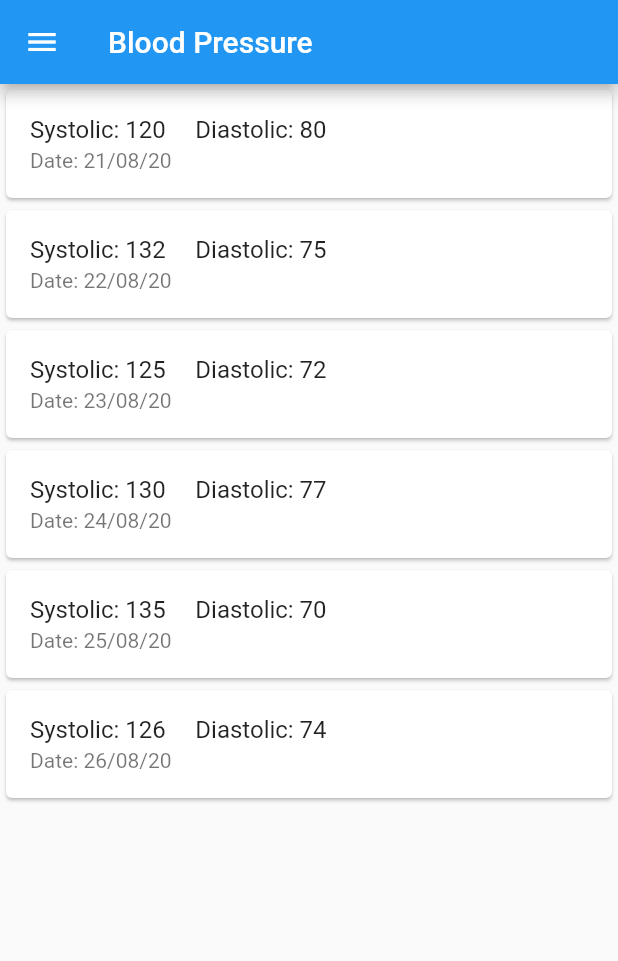
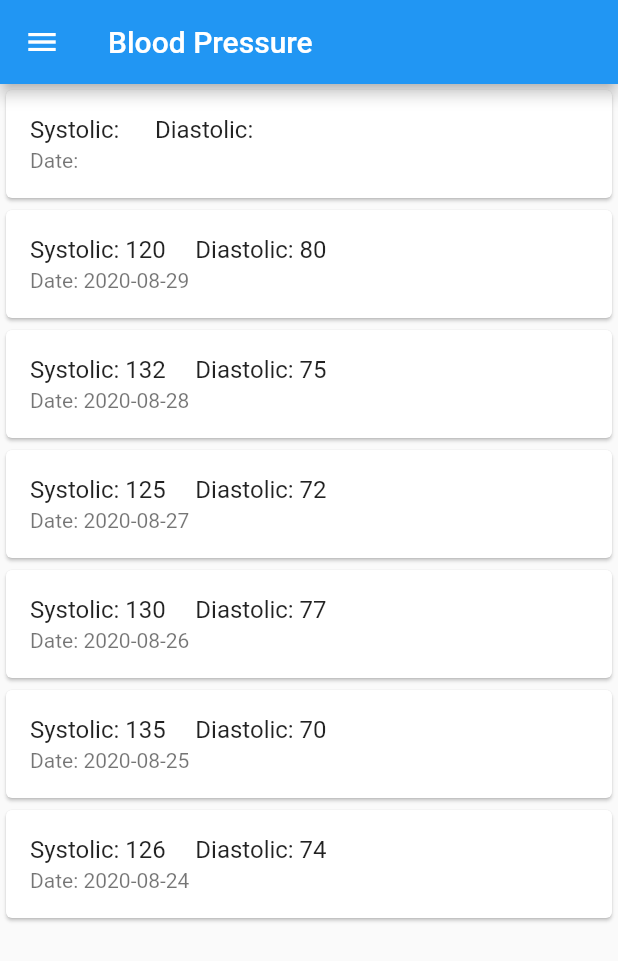
Before and after one commit to guneet446/saathi, a Flutter app: the screen it shows once a user with an empty profile is signed in, in the side drawer, after a tap on "Pick a date", on a phone screen of 412 x 824 dp. Shown: the top 961 px of the screen. Run offline on Flutter 3.47's test engine with Material 2 defaults, Android fonts, the phone set to English and light mode, and no system bars; our stand-ins replace cloud_firestore, firebase_auth, flutter_local_notifications, fluttertoast, get_it, image_picker and 2 more; accounts and stored records are empty; generated files the repository leaves out were written again.

Commit message:
display of bp sugar from data entered by user

```diff
--- a/saathi/lib/main.dart
+++ b/saathi/lib/main.dart
@@ -3,8 +3,7 @@ import 'package:flutter/rendering.dart';
 import 'package:get_it/get_it.dart';
 import 'package:provider/provider.dart';
 import 'package:saathi/screens/addPrescription.dart';
-import 'package:saathi/screens/authenticate/account.dart';
-import 'package:saathi/screens/authenticate/authenticate.dart';
+import 'package:saathi/screens/account.dart';
 import 'package:saathi/screens/bloodPressureDisplay.dart';
 import 'package:saathi/screens/home.dart';
 import 'package:saathi/screens/medicineReminder.dart';
@@ -15,6 +14,11 @@ import 'screens/wrapper.dart';
 import 'models/user.dart';
 
 GetIt locator = GetIt.I;
+String dateStr = "";
+String bps = "";
+String bpd = "";
+String sugarb = "";
+String sugara = "";
 
 void setupLocator() {
   locator.registerSingleton(CallService());
@@ -353,6 +357,7 @@ class NewReminder extends StatelessWidget {
 class BloodPressure extends StatelessWidget {
   @override
   Widget build(BuildContext context) {
+
     return Scaffold(
       appBar: AppBar(title: Text('Blood Pressure')),
       body: BPDisplay(),
--- a/saathi/lib/screens/authenticate/account.dart
+++ b/saathi/lib/screens/account.dart
@@ -1,7 +1,7 @@
 import 'package:flutter/material.dart';
 import 'package:saathi/services/auth.dart';
 
-import 'authenticate.dart';
+import 'authenticate/authenticate.dart';
 
 class Account extends StatelessWidget {
   final AuthService _auth = AuthService();
--- a/saathi/lib/screens/bloodPressureDisplay.dart
+++ b/saathi/lib/screens/bloodPressureDisplay.dart
@@ -1,4 +1,5 @@
 import 'package:flutter/material.dart';
+import 'package:saathi/main.dart';
 
 class BPDisplay extends StatefulWidget {
   @override
@@ -6,47 +7,56 @@ class BPDisplay extends StatefulWidget {
 }
 
 class _BPDisplayState extends State<BPDisplay> {
+
   @override
   Widget build(BuildContext context) {
 
-    return ListView(
-      children: const <Widget>[
+    return Scaffold(
+        body: ListView(
+          children: <Widget>[
+            Card(
+              child: ListTile(
+                title: Text('Systolic: $bps     Diastolic: $bpd '),
+                subtitle: Text('Date: $dateStr'),
+              ),
+            ),
             Card(
               child: ListTile(
                 title: Text('Systolic: 120     Diastolic: 80 '),
-            subtitle: Text('Date: 21/08/20'),
+                subtitle: Text('Date: 2020-08-29'),
               ),
             ),
             Card(
               child: ListTile(
                   title: Text('Systolic: 132     Diastolic: 75'),
-              subtitle: Text('Date: 22/08/20')),
+                  subtitle: Text('Date: 2020-08-28')),
             ),
             Card(
               child: ListTile(
                 title: Text('Systolic: 125     Diastolic: 72'),
-            subtitle: Text('Date: 23/08/20'),
+                subtitle: Text('Date: 2020-08-27'),
               ),
             ),
             Card(
               child: ListTile(
                 title: Text('Systolic: 130     Diastolic: 77 '),
-            subtitle: Text('Date: 24/08/20'),
+                subtitle: Text('Date: 2020-08-26'),
               ),
             ),
             Card(
               child: ListTile(
                 title: Text('Systolic: 135     Diastolic: 70 '),
-            subtitle: Text('Date: 25/08/20'),
+                subtitle: Text('Date: 2020-08-25'),
               ),
             ),
             Card(
               child: ListTile(
                 title: Text('Systolic: 126     Diastolic: 74 '),
-            subtitle: Text('Date: 26/08/20'),
+                subtitle: Text('Date: 2020-08-24'),
               ),
             ),
           ],
+        ),
     );
   }
 }
--- a/saathi/lib/screens/home.dart
+++ b/saathi/lib/screens/home.dart
@@ -2,7 +2,6 @@ import 'package:firebase_auth/firebase_auth.dart';
 import 'package:flutter/material.dart';
 import 'package:saathi/services/call_service.dart';
 import 'package:saathi/services/database.dart';
-
 import '../main.dart';
 
 class Home extends StatefulWidget {
@@ -14,11 +13,11 @@ class _HomeState extends State<Home> {
   final CallService _service = locator<CallService>();
   String number;
   DateTime _dateTime;
-  String dateStr = "";
+  /*String dateStr = "";
   String bps = "";
   String bpd = "";
   String sugarb = "";
-  String sugara = "";
+  String sugara = "";*/
 
   @override
   Widget build(BuildContext context) {
@@ -43,7 +42,7 @@ class _HomeState extends State<Home> {
                 ),
                 onChanged: (val) {
                   setState(() => bps = val);
-                  inputBPandSugar();
+                  inputBP();
                 },
                 keyboardType: TextInputType.emailAddress,
                 style: new TextStyle(
@@ -65,7 +64,7 @@ class _HomeState extends State<Home> {
                 ),
                 onChanged: (val) {
                   setState(() => bpd = val);
-                  inputBPandSugar();
+                  inputBP();
                 },
                 keyboardType: TextInputType.emailAddress,
                 style: new TextStyle(
@@ -90,7 +89,7 @@ class _HomeState extends State<Home> {
                 ),
                 onChanged: (val) {
                   setState(() => sugarb = val);
-                  inputBPandSugar();
+                  inputSugar();
                 },
                 keyboardType: TextInputType.emailAddress,
                 style: new TextStyle(
@@ -112,7 +111,7 @@ class _HomeState extends State<Home> {
                 ),
                 onChanged: (val) {
                   setState(() => sugara = val);
-                  inputBPandSugar();
+                  inputSugar();
                 },
                 keyboardType: TextInputType.emailAddress,
                 style: new TextStyle(
@@ -132,8 +131,9 @@ class _HomeState extends State<Home> {
                       ? 'Date has not been picked yet'
                       : dateStr,
                     style: TextStyle(
-                        fontSize: 18
+                        fontSize: 16
                     ),),
+                  Container(height: 5,),
                   RaisedButton(
                     child: Text('Pick a date'),
                     onPressed: () {
@@ -148,7 +148,8 @@ class _HomeState extends State<Home> {
                         setState(() {
                           _dateTime = date;
                           dateStr = "${_dateTime.toLocal()}".split(' ')[0];
-                          inputBPandSugar();
+                          inputBP();
+                          inputSugar();
                         },);
                       });
                     },
@@ -158,6 +159,7 @@ class _HomeState extends State<Home> {
             ),
           ],
         ),
+        Container(height: 5,),
         Row(
           children: <Widget>[
             Expanded(
@@ -224,11 +226,11 @@ class _HomeState extends State<Home> {
             },
             child: CircleAvatar(
               backgroundColor: Colors.red,
-              radius: 50,
+              radius: 55,
               child: Text(
                 'EMERGENCY',
                 style: TextStyle(
-                    fontSize: 15,
+                    fontSize: 17,
                     fontWeight: FontWeight.bold,
                     color: Colors.black),
               ),
@@ -240,9 +242,19 @@ class _HomeState extends State<Home> {
   }
   final FirebaseAuth auth = FirebaseAuth.instance;
 
-  void inputBPandSugar() async {
+  void inputBP() async{
     final FirebaseUser user = await auth.currentUser();
     final uid = user.uid;
-    await DatabaseService(uid: uid).addBpandSugar(bps, bpd, sugarb, sugara, dateStr);
+    await DatabaseService(uid: uid).addBP(bps, bpd, dateStr);
+  }
+
+  void inputSugar() async{
+    final FirebaseUser user = await auth.currentUser();
+    final uid = user.uid;
+    await DatabaseService(uid: uid).addSugar(sugarb, sugara, dateStr);
+  }
+
+  String getBP(){
+    return bps;
   }
 }
--- a/saathi/lib/screens/sugarDisplay.dart
+++ b/saathi/lib/screens/sugarDisplay.dart
@@ -1,4 +1,5 @@
 import 'package:flutter/material.dart';
+import 'package:saathi/main.dart';
 
 class SugarDisplay extends StatefulWidget {
   @override
@@ -9,40 +10,40 @@ class _SugarDisplayState extends State<SugarDisplay> {
   @override
   Widget build(BuildContext context) {
     return ListView(
-      children: const <Widget>[
+      children: <Widget>[
         Card(
           child: ListTile(
-            title: Text('Before meal: 4.2     After meal: 6.2 '),
-            subtitle: Text('Date: 21/08/20'),
+            title: Text('Before meal: $sugarb     After meal: $sugara '),
+            subtitle: Text('Date: $dateStr'),
           ),
         ),
         Card(
           child: ListTile(
               title: Text('Before meal: 4.5     After meal: 5.8'),
-              subtitle: Text('Date: 22/08/20')),
+              subtitle: Text('Date: 2020-08-29')),
         ),
         Card(
           child: ListTile(
             title: Text('Before meal: 4.3     After meal: 6.0'),
-            subtitle: Text('Date: 23/08/20'),
+            subtitle: Text('Date: 2020-08-28'),
           ),
         ),
         Card(
           child: ListTile(
             title: Text('Before meal: 5.0     After meal: 5.1 '),
-            subtitle: Text('Date: 24/08/20'),
+            subtitle: Text('Date: 2020-08-27'),
           ),
         ),
         Card(
           child: ListTile(
             title: Text('Before meal: 4.7     After meal: 6.3 '),
-            subtitle: Text('Date: 25/08/20'),
+            subtitle: Text('Date: 2020-08-26'),
           ),
         ),
         Card(
           child: ListTile(
             title: Text('Before meal: 5.2     After meal: 6.8 '),
-            subtitle: Text('Date: 26/08/20'),
+            subtitle: Text('Date: 2020-08-25'),
           ),
         ),
       ],
```
Also changed, not shown: saathi/lib/services/database.dart (+33 -8 lines). Lines whose indentation alone changed are shown as unchanged.
